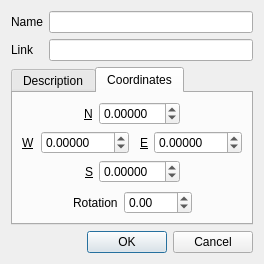
calincru/marble, file src/plugins/render/annotate/EditGroundOverlayDialog.ui: the form before one commit.
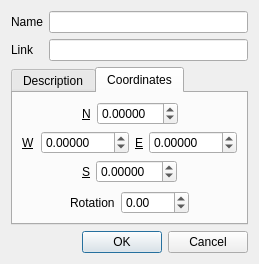
The form after the commit.

Commit message: Few updates for the last patch: rect <- ellipse, GO dialog width

The edit to the form file:
```diff
--- a/src/plugins/render/annotate/EditGroundOverlayDialog.ui
+++ b/src/plugins/render/annotate/EditGroundOverlayDialog.ui
@@ -6,7 +6,7 @@
    <rect>
     <x>0</x>
     <y>0</y>
-    <width>264</width>
+    <width>259</width>
     <height>255</height>
    </rect>
   </property>
```
The commit also changes 2 other files.
